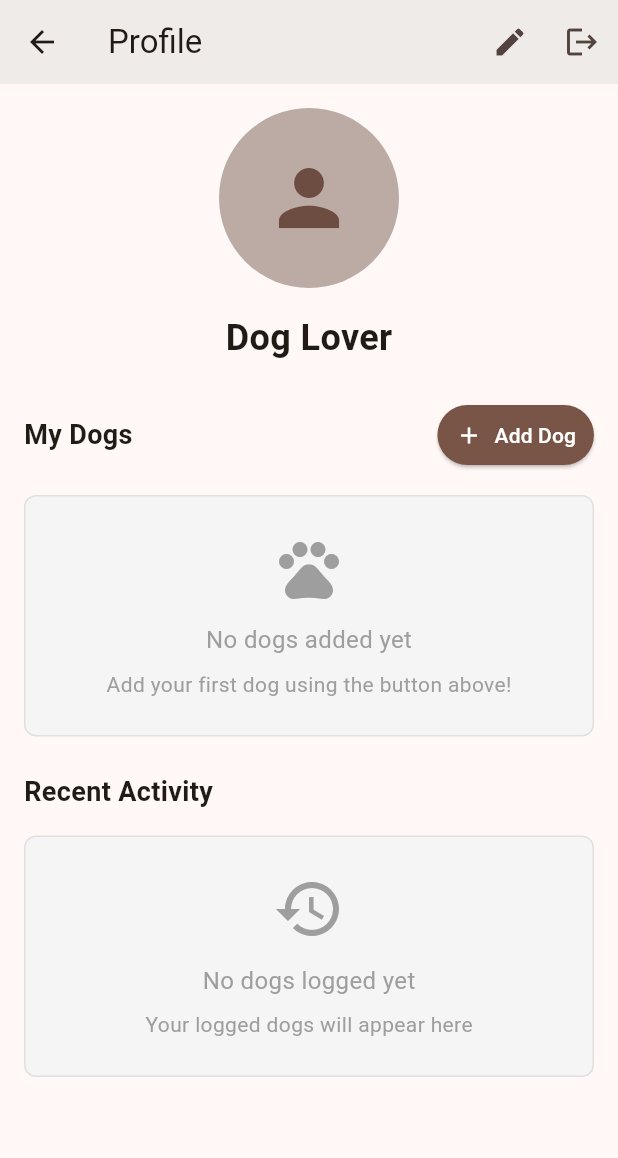
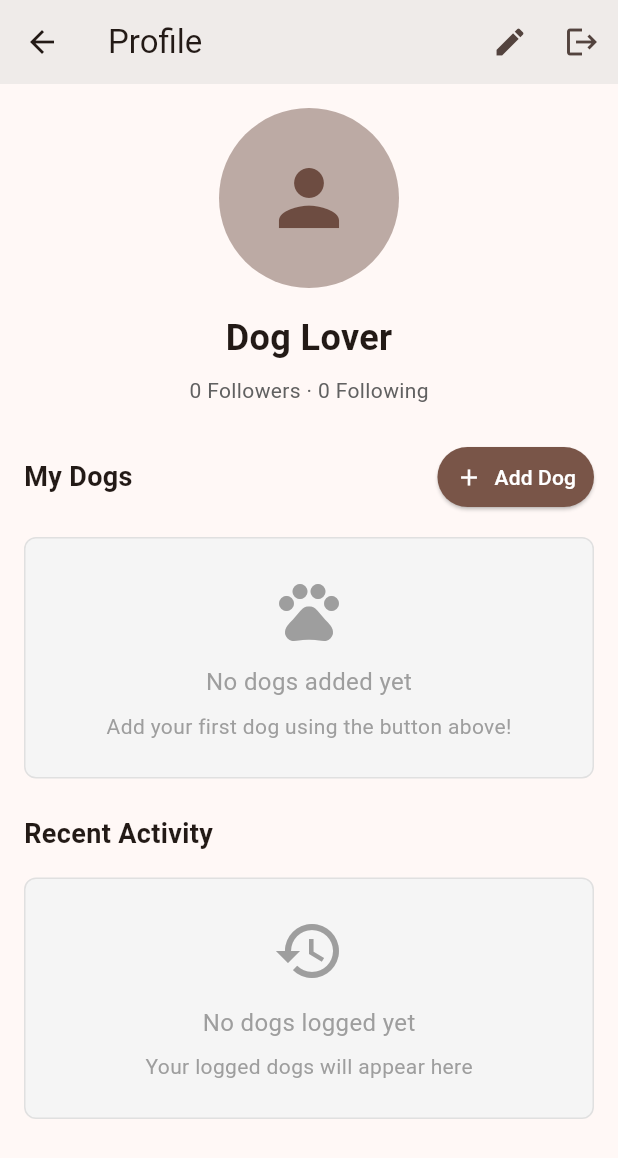
Before and after one commit to strobelight6/LogYourDog, a Flutter app: the ProfileScreen screen opened directly, on a phone screen of 412 x 824 dp. Shown: the top 1158 px of the screen. Run offline on Flutter 3.47's test engine with Material 3 defaults, Android fonts, the phone set to English and light mode, and no system bars; our stand-ins replace cloud_firestore, firebase_auth, firebase_core, firebase_storage, image_picker; accounts and stored records are empty.

Commit message:
Feature 4: Follow system
- Add FollowService with followUser, unfollowUser, isFollowing, getFollowers, getFollowing
- Add SearchScreen with case-insensitive prefix search via displayNameLower field; shows follower count and follow/unfollow button per result
- Update ProfileScreen to support viewing any user's profile with follower/following counts and follow/unfollow button
- Filter HomeFeedScreen to posts from followed users only; replace mock uid with real auth uid
- Batch whereIn queries in FeedService to handle >30 following
- Add Search tab to bottom nav (index 1)
- Mark Feature 4 tasks complete in TASKS.md

Co-Authored-By: Claude Sonnet 4.6 <noreply@anthropic.com>

```diff
--- a/lib/main.dart
+++ b/lib/main.dart
@@ -11,6 +11,7 @@ import 'screens/login_screen.dart';
 import 'screens/profile_screen.dart';
 import 'screens/collections_screen.dart';
 import 'screens/notifications_screen.dart';
+import 'screens/search_screen.dart';
 import 'services/auth_service.dart';
 
 void main() async {
@@ -87,6 +88,7 @@ class _MainNavigationScreenState extends State<MainNavigationScreen> {
 
   List<Widget> get _screens => <Widget>[
     HomeFeedScreen(),
+    SearchScreen(),
     CollectionsScreen(),
     LogDogScreen(onDogLogged: _navigateToFeed),
     NotificationsScreen(),
@@ -109,6 +111,10 @@ class _MainNavigationScreenState extends State<MainNavigationScreen> {
           BottomNavigationBarItem(
             icon: Icon(Icons.home),
             label: 'Feed',
+          ),
+          BottomNavigationBarItem(
+            icon: Icon(Icons.search),
+            label: 'Search',
           ),
           BottomNavigationBarItem(
             icon: Icon(Icons.collections),
--- a/lib/models/user_profile.dart
+++ b/lib/models/user_profile.dart
@@ -76,6 +76,7 @@ class UserProfile {
   Map<String, dynamic> toFirestore() {
     return {
       'displayName': displayName,
+      'displayNameLower': displayName.toLowerCase(),
       'email': email,
       'profilePictureUrl': profilePictureUrl,
       'location': location,
--- a/lib/screens/home_feed_screen.dart
+++ b/lib/screens/home_feed_screen.dart
@@ -1,3 +1,4 @@
+import 'package:firebase_auth/firebase_auth.dart';
 import 'package:flutter/material.dart';
 import '../models/dog_post.dart';
 import '../services/feed_service.dart';
@@ -13,11 +14,12 @@ class HomeFeedScreen extends StatefulWidget {
 class _HomeFeedScreenState extends State<HomeFeedScreen> {
   List<DogPost> _posts = [];
   bool _isLoading = true;
-  static const String _currentUserId = 'user_current'; // Mock current user
+  late final String _currentUserId;
 
   @override
   void initState() {
     super.initState();
+    _currentUserId = FirebaseAuth.instance.currentUser!.uid;
     _loadFeed();
   }
 
--- a/lib/screens/profile_screen.dart
+++ b/lib/screens/profile_screen.dart
@@ -1,3 +1,4 @@
+import 'package:firebase_auth/firebase_auth.dart';
 import 'package:flutter/material.dart';
 import 'package:image_picker/image_picker.dart';
 import 'dart:io';
@@ -5,6 +6,7 @@ import '../models/user_profile.dart';
 import '../models/dog_post.dart';
 import '../models/dog_profile.dart';
 import '../services/auth_service.dart';
+import '../services/follow_service.dart';
 import '../services/profile_service.dart';
 import '../services/feed_service.dart';
 import '../services/dog_service.dart';
@@ -12,7 +14,9 @@ import '../widgets/activity_item.dart';
 import '../screens/add_dog_screen.dart';
 
 class ProfileScreen extends StatefulWidget {
-  const ProfileScreen({super.key});
+  final String? userId;
+
+  const ProfileScreen({super.key, this.userId});
 
   @override
   State<ProfileScreen> createState() => _ProfileScreenState();
@@ -25,6 +29,11 @@ class _ProfileScreenState extends State<ProfileScreen> with AutomaticKeepAliveCl
   bool _isLoading = true;
   bool _isActivityLoading = false;
   bool _isDogsLoading = false;
+  int _followerCount = 0;
+  int _followingCount = 0;
+  bool _isFollowing = false;
+  late final bool _isOwnProfile;
+  late final String _targetUid;
 
   @override
   bool get wantKeepAlive => true;
@@ -32,26 +41,43 @@ class _ProfileScreenState extends State<ProfileScreen> with AutomaticKeepAliveCl
   @override
   void initState() {
     super.initState();
+    final currentUid = FirebaseAuth.instance.currentUser!.uid;
+    _targetUid = widget.userId ?? currentUid;
+    _isOwnProfile = widget.userId == null || widget.userId == currentUid;
     _loadProfile();
   }
 
   @override
   void didChangeDependencies() {
     super.didChangeDependencies();
-    // Refresh activity when screen becomes visible
-    if (!_isLoading && !_isActivityLoading) {
+    // Refresh activity when screen becomes visible (own profile only)
+    if (_isOwnProfile && !_isLoading && !_isActivityLoading) {
       _loadRecentActivity();
     }
   }
 
   Future<void> _loadProfile() async {
-    final profile = await ProfileService.instance.loadProfile();
+    final results = await Future.wait([
+      ProfileService.instance.loadProfile(uid: _targetUid),
+      FollowService.instance.getFollowers(_targetUid),
+      FollowService.instance.getFollowing(_targetUid),
+      if (!_isOwnProfile) FollowService.instance.isFollowing(_targetUid),
+    ]);
+
+    final profile = results[0] as UserProfile;
+    final followers = results[1] as List<String>;
+    final following = results[2] as List<String>;
+
     setState(() {
       _userProfile = profile;
+      _followerCount = followers.length;
+      _followingCount = following.length;
+      if (!_isOwnProfile) {
+        _isFollowing = results[3] as bool;
+      }
       _isLoading = false;
     });
 
-    // Load recent activity and owned dogs after profile is loaded
     await _loadRecentActivity();
     await _loadOwnedDogs();
   }
@@ -97,6 +123,31 @@ class _ProfileScreenState extends State<ProfileScreen> with AutomaticKeepAliveCl
       if (mounted) {
         ScaffoldMessenger.of(context).showSnackBar(
           SnackBar(content: Text('Error loading dogs: $e')),
+        );
+      }
+    }
+  }
+
+  Future<void> _toggleFollow() async {
+    final wasFollowing = _isFollowing;
+    setState(() {
+      _isFollowing = !wasFollowing;
+      _followerCount += wasFollowing ? -1 : 1;
+    });
+    try {
+      if (wasFollowing) {
+        await FollowService.instance.unfollowUser(_targetUid);
+      } else {
+        await FollowService.instance.followUser(_targetUid);
+      }
+    } catch (e) {
+      setState(() {
+        _isFollowing = wasFollowing;
+        _followerCount += wasFollowing ? 1 : -1;
+      });
+      if (mounted) {
+        ScaffoldMessenger.of(context).showSnackBar(
+          SnackBar(content: Text('Error: $e')),
         );
       }
     }
@@ -500,9 +551,10 @@ class _ProfileScreenState extends State<ProfileScreen> with AutomaticKeepAliveCl
     super.build(context); // Required for AutomaticKeepAliveClientMixin
     return Scaffold(
       appBar: AppBar(
-        title: const Text('Profile'),
+        title: Text(_isOwnProfile ? 'Profile' : _userProfile.displayName),
         backgroundColor: Colors.brown.shade50,
-        actions: [
+        actions: _isOwnProfile
+            ? [
                 IconButton(
                   icon: const Icon(Icons.edit),
                   onPressed: _isLoading ? null : _editProfile,
@@ -511,7 +563,8 @@ class _ProfileScreenState extends State<ProfileScreen> with AutomaticKeepAliveCl
                   icon: const Icon(Icons.logout),
                   onPressed: () => AuthService.instance.signOut(),
                 ),
-        ],
+              ]
+            : [],
       ),
       body: _isLoading
           ? const Center(child: CircularProgressIndicator())
@@ -553,6 +606,30 @@ class _ProfileScreenState extends State<ProfileScreen> with AutomaticKeepAliveCl
                       ],
                     ),
                   ],
+                  const SizedBox(height: 8),
+                  Text(
+                    '$_followerCount ${_followerCount == 1 ? 'Follower' : 'Followers'} · $_followingCount Following',
+                    style: TextStyle(
+                      fontSize: 14,
+                      color: Colors.grey.shade700,
+                    ),
+                  ),
+                  if (!_isOwnProfile) ...[
+                    const SizedBox(height: 12),
+                    _isFollowing
+                        ? OutlinedButton(
+                            onPressed: _toggleFollow,
+                            child: const Text('Unfollow'),
+                          )
+                        : ElevatedButton(
+                            onPressed: _toggleFollow,
+                            style: ElevatedButton.styleFrom(
+                              backgroundColor: Colors.brown,
+                              foregroundColor: Colors.white,
+                            ),
+                            child: const Text('Follow'),
+                          ),
+                  ],
                 ],
               ),
             ),
@@ -575,13 +652,14 @@ class _ProfileScreenState extends State<ProfileScreen> with AutomaticKeepAliveCl
             Row(
               mainAxisAlignment: MainAxisAlignment.spaceBetween,
               children: [
-                const Text(
-                  'My Dogs',
-                  style: TextStyle(
+                Text(
+                  _isOwnProfile ? 'My Dogs' : 'Dogs',
+                  style: const TextStyle(
                     fontSize: 18,
                     fontWeight: FontWeight.bold,
                   ),
                 ),
+                if (_isOwnProfile)
                   ElevatedButton.icon(
                     onPressed: _addDog,
                     icon: const Icon(Icons.add, size: 18),
```
Also changed, not shown: lib/screens/search_screen.dart (added, +237 -0 lines), lib/services/feed_service.dart (+35 -6 lines), lib/services/follow_service.dart (added, +83 -0 lines), lib/services/profile_service.dart (+4 -4 lines), 1 other file. Lines whose indentation alone changed are shown as unchanged.
